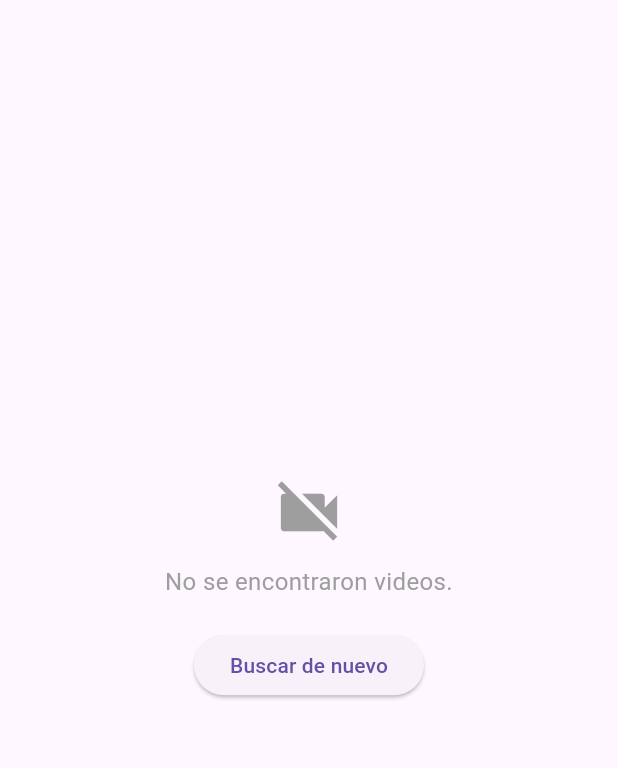
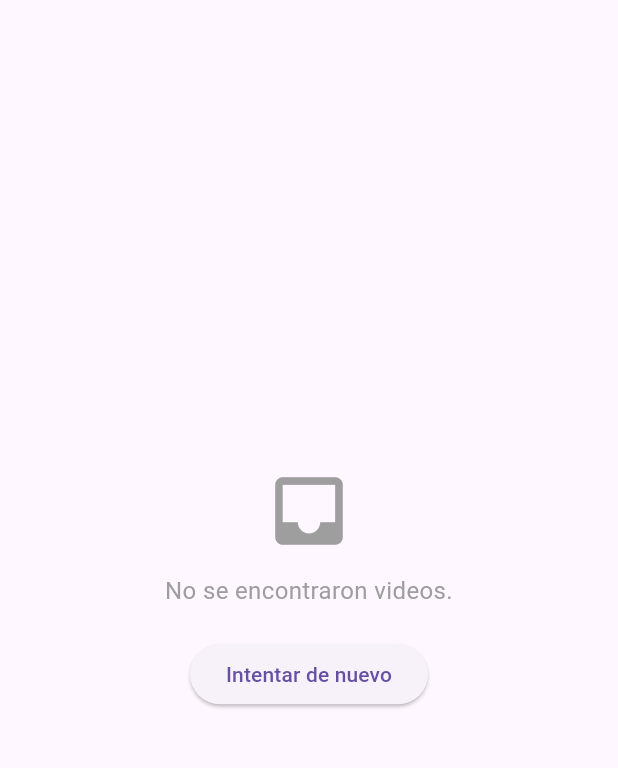
Before and after one commit to SantiagoFalquet/justflix_frontend, a Flutter app: the screen it shows after launch, on a phone screen of 412 x 824 dp, the part 72-840 px from its top. Run offline on Flutter 3.47's test engine with Material 3 defaults, Android fonts, the phone set to English and light mode, and no system bars; our stand-ins replace flutter_dotenv, video_player; network calls fail.

Commit message:
ref(home_screen). en distintos ficheros

```diff
--- a/lib/presentation/screens/home/home_screen.dart
+++ b/lib/presentation/screens/home/home_screen.dart
@@ -1,14 +1,13 @@
 import 'package:flutter/material.dart';
 import 'package:provider/provider.dart';
+import 'package:justflix_frontend/assets.dart';
 import 'package:justflix_frontend/presentation/providers/videos_providers.dart';
-import 'package:justflix_frontend/presentation/widgets/video/video_list_item.dart';
-import 'package:justflix_frontend/presentation/widgets/video/video_detail.dart';
-import 'package:justflix_frontend/assets.dart';
+import 'package:justflix_frontend/presentation/widgets/shared/empty_state_widget.dart';
+import 'package:justflix_frontend/presentation/widgets/shared/error_state_widget.dart';
+import 'package:justflix_frontend/presentation/widgets/shared/loading_indicator_widget.dart';
+import 'package:justflix_frontend/presentation/screens/home/sections/responsive_video_layout.dart';
 
 /// Pantalla principal que muestra una lista de videos y su detalle de forma responsiva.
-///
-/// Gestiona la carga, visualización y manejo de errores/estados vacíos.
-/// de la lista de videos a través de [VideosProvider].
 ///
 class HomeScreen extends StatefulWidget {
   const HomeScreen({super.key});
@@ -18,9 +17,6 @@ class HomeScreen extends StatefulWidget {
 }
 
 class _HomeScreenState extends State<HomeScreen> {
-  // Definimos un breakpoint para cambiar entre layouts
-  static const double _breakpoint = 600.0;
-
   @override
   void initState() {
     super.initState();
@@ -42,7 +38,6 @@ class _HomeScreenState extends State<HomeScreen> {
     return Scaffold(
       appBar: AppBar(
         /// Mostra el logo de la aplicación en el AppBar.
-        /// Logo está en la ruta assets y declarada en pubspec.yml
         title: Image.asset(AppAssets.images.logo, height: 40),
       ),
       body: _buildBody(videosProvider),
@@ -52,123 +47,26 @@ class _HomeScreenState extends State<HomeScreen> {
   /// Construye el cuerpo de la pantalla basándose en el estado del provider.
   Widget _buildBody(VideosProvider videosProvider) {
     if (videosProvider.isLoading) {
-      return const Center(child: CircularProgressIndicator());
+      return const LoadingIndicatorWidget();
     }
 
     if (videosProvider.error != null) {
-      return Center(
-        child: Padding(
-          padding: const EdgeInsets.all(16.0),
-          child: Column(
-            mainAxisAlignment: MainAxisAlignment.center,
-            children: [
-              const Icon(Icons.error_outline, color: Colors.red, size: 50),
-              const SizedBox(height: 10),
-              Text(
-                videosProvider.error!,
-                textAlign: TextAlign.center,
-                style: const TextStyle(color: Colors.red, fontSize: 16),
-              ),
-              const SizedBox(height: 20),
-              ElevatedButton(
-                onPressed: () => videosProvider.loadVideos(),
-                child: const Text('Reintentar'),
-              ),
-            ],
-          ),
-        ),
+      return ErrorStateWidget(
+        message: videosProvider.error!,
+        onRetry: videosProvider.loadVideos,
       );
     }
 
     if (videosProvider.videos.isEmpty) {
-      return Center(
-        child: Padding(
-          padding: const EdgeInsets.all(16.0),
-          child: Column(
-            mainAxisAlignment: MainAxisAlignment.center,
-            children: [
-              const Icon(Icons.videocam_off, size: 50, color: Colors.grey),
-              const SizedBox(height: 10),
-              const Text(
-                'No se encontraron videos.',
-                textAlign: TextAlign.center,
-                style: TextStyle(color: Colors.grey, fontSize: 16),
-              ),
-              const SizedBox(height: 20),
-              ElevatedButton(
-                onPressed: () => videosProvider.loadVideos(),
-                child: const Text('Buscar de nuevo'),
-              ),
-            ],
-          ),
-        ),
+      return EmptyStateWidget(
+        message: 'No se encontraron videos.',
+        onRetry: videosProvider.loadVideos,
       );
     }
 
-    // Si no hay errores, no está cargando y hay videos, muestra el LayoutBuilder
-    return LayoutBuilder(
-      builder: (context, constraints) {
-        if (constraints.maxWidth > _breakpoint) {
-          // Diseño lado a lado para pantallas anchas
-          return _buildSideBySideLayout(videosProvider);
-        } else {
-          // Diseño apilado para pantallas estrechas
-          return _buildStackedLayout(videosProvider);
-        }
-      },
-    );
-  }
-
-  /// Construye el diseño apilado (vertical) para pantallas estrechas.
-  Widget _buildStackedLayout(VideosProvider videosProvider) {
-    return Column(
-      children: [
-        // Zona 2: Detalle del video (ocupa un espacio fijo o flexible)
-        // Aquí usamos un Flexible para que el detalle no empuje la lista fuera de la pantalla
-        Flexible(
-          flex: 2, // Puedes ajustar la proporción
-          child: VideoDetail(),
-        ),
-        const Divider(height: 1),
-        // Zona 3: Lista de videos (ocupa el espacio restante)
-        Flexible(
-          flex: 3, // Puedes ajustar la proporción
-          child: _buildVideoList(videosProvider),
-        ),
-      ],
-    );
-  }
-
-  /// Construye el diseño lado a lado (horizontal) para pantallas anchas.
-  Widget _buildSideBySideLayout(VideosProvider videosProvider) {
-    return Row(
-      children: [
-        // Zona 3: Lista de videos (ocupa una parte del ancho)
-        Flexible(
-          flex: 2, // Puedes ajustar la proporción
-          child: _buildVideoList(videosProvider),
-        ),
-        const VerticalDivider(width: 1),
-        // Zona 2: Detalle del video (ocupa el resto del ancho)
-        Flexible(
-          flex: 3, // Puedes ajustar la proporción
-          child: VideoDetail(),
-        ),
-      ],
-    );
-  }
-
-  /// Widget auxiliar para construir la lista de videos.
-  Widget _buildVideoList(VideosProvider videosProvider) {
-    return ListView.builder(
-      itemCount: videosProvider.videos.length,
-      itemBuilder: (context, index) {
-        final video = videosProvider.videos[index];
-        return VideoListItem(
-          video: video,
-          onTap: () => _handleVideoSelected(video.id),
-        );
-      },
+    return ResponsiveVideoLayout(
+      videos: videosProvider.videos,
+      onVideoSelected: _handleVideoSelected,
     );
   }
 }
--- /dev/null
+++ b/lib/presentation/widgets/shared/empty_state_widget.dart
@@ -0,0 +1,38 @@
+import 'package:flutter/material.dart';
+
+/// Widget que muestra un estado vacío cuadno no hay datos que mostrar.
+///
+class EmptyStateWidget extends StatelessWidget {
+  final String message;
+  final VoidCallback? onRetry;
+
+  const EmptyStateWidget({super.key, required this.message, this.onRetry});
+
+  @override
+  Widget build(BuildContext context) {
+    return Center(
+      child: Padding(
+        padding: const EdgeInsets.all(16.0),
+        child: Column(
+          mainAxisAlignment: MainAxisAlignment.center,
+          children: [
+            const Icon(Icons.inbox, size: 60, color: Colors.grey),
+            const SizedBox(height: 12),
+            Text(
+              message,
+              textAlign: TextAlign.center,
+              style: const TextStyle(color: Colors.grey, fontSize: 16),
+            ),
+            if (onRetry != null) ...[
+              const SizedBox(height: 20),
+              ElevatedButton(
+                onPressed: onRetry,
+                child: const Text('Intentar de nuevo'),
+              ),
+            ],
+          ],
+        ),
+      ),
+    );
+  }
+}
```
Also changed, not shown: lib/presentation/screens/home/sections/responsive_video_layout.dart (added, +64 -0 lines), lib/presentation/screens/home/sections/video_list_section.dart (added, +30 -0 lines), lib/presentation/widgets/shared/error_state_widget.dart (added, +37 -0 lines), lib/presentation/widgets/shared/loading_indicator_widget.dart (added, +14 -0 lines), lib/presentation/screens/home/sections/video_detail_section.dart (added).
